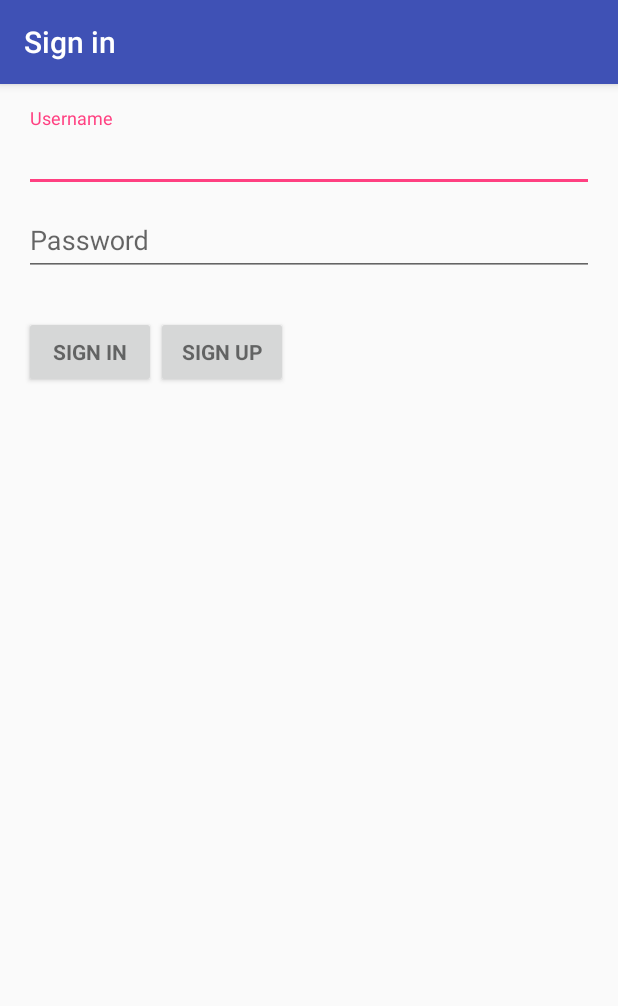
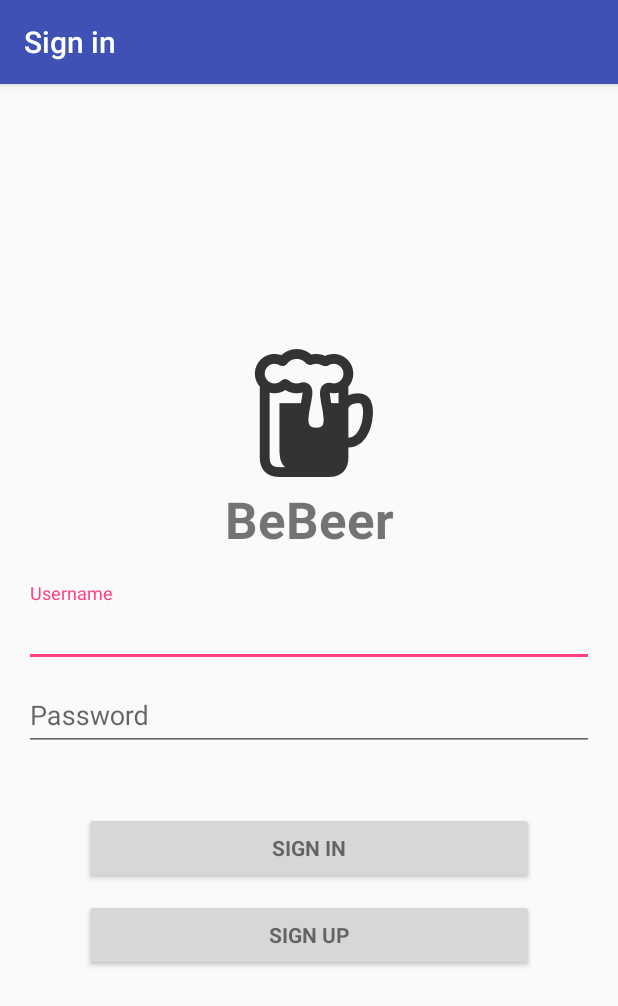
Before and after one commit to MD4/BeBeer, an Android app: the screen it shows after launch (LoginActivity), on a phone screen of 412 x 824 dp. Shown: the top 1006 px of the screen. Run offline under Robolectric (Android 15) with nearby library versions, the light colour scheme and no system bars; libraries missing offline, so code that uses them is left out: com.squareup.okhttp; 5 statements that could not run were skipped.

Commit message:
Updated: login page

```diff
--- a/app/src/main/java/android/epsi/com/bebeer/activities/list/adapters/BeerListItemAdapter.java
+++ b/app/src/main/java/android/epsi/com/bebeer/activities/list/adapters/BeerListItemAdapter.java
@@ -155,7 +155,7 @@ public class BeerListItemAdapter extends RecyclerView.Adapter<BeerItemViewHolder
         holder.getBrewery().setText(beer.getBrewery());
         holder.getCountry().setText(beer.getCountry());
 
-        mApiImageAccessor.displayImageToView(holder.getImage(), beer.getImage());
+        // mApiImageAccessor.displayImageToView(holder.getImage(), beer.getImage());
     }
 
     @Override
@@ -213,6 +213,6 @@ public class BeerListItemAdapter extends RecyclerView.Adapter<BeerItemViewHolder
     @Override
     public void onViewRecycled(BeerItemViewHolder holder) {
         super.onViewRecycled(holder);
-        holder.getImage().setImageBitmap(null);
+        //holder.getImage().setImageBitmap(null);
     }
 }
--- a/app/src/main/res/layout/activity_login.xml
+++ b/app/src/main/res/layout/activity_login.xml
@@ -2,7 +2,7 @@
     xmlns:tools="http://schemas.android.com/tools"
     android:layout_width="match_parent"
     android:layout_height="match_parent"
-    android:gravity="center_horizontal"
+    android:gravity="center_vertical|center_horizontal"
     android:orientation="vertical"
     android:paddingBottom="@dimen/activity_vertical_margin"
     android:paddingLeft="@dimen/activity_horizontal_margin"
@@ -10,14 +10,29 @@
     android:paddingTop="@dimen/activity_vertical_margin"
     tools:context="android.epsi.com.bebeer.activities.account.LoginActivity">
 
+    <ImageView
+        android:layout_width="wrap_content"
+        android:layout_height="wrap_content"
+        android:src="@drawable/beer"/>
+
+    <TextView
+        android:layout_width="match_parent"
+        android:layout_height="wrap_content"
+        android:text="@string/app_name"
+        android:textSize="34sp"
+        android:layout_marginTop="5dp"
+        android:textStyle="bold"
+        android:textAlignment="center"/>
+
     <ScrollView
         android:id="@+id/login_form"
         android:layout_width="match_parent"
-        android:layout_height="match_parent">
+        android:layout_height="wrap_content">
 
         <LinearLayout
             android:id="@+id/user_login_form"
             android:layout_width="match_parent"
+            android:layout_marginTop="20dp"
             android:layout_height="wrap_content"
             android:orientation="vertical">
 
@@ -72,16 +87,19 @@
             </android.support.design.widget.TextInputLayout>
 
             <LinearLayout
-                android:orientation="horizontal"
+                android:orientation="vertical"
                 android:layout_width="match_parent"
-                android:layout_height="match_parent">
+                android:layout_height="match_parent"
+                android:layout_gravity="center_horizontal">
 
                 <Button
                     android:id="@+id/login_back"
                     style="?android:textAppearanceSmall"
                     android:layout_width="wrap_content"
                     android:layout_height="wrap_content"
-                    android:layout_marginTop="16dp"
+                    android:layout_marginLeft="40dp"
+                    android:layout_marginRight="40dp"
+                    android:layout_marginTop="30dp"
                     android:text="@string/login_back"
                     android:visibility="gone"
                     android:textStyle="bold" />
@@ -89,18 +107,22 @@
                 <Button
                     android:id="@+id/login_sign_in"
                     style="?android:textAppearanceSmall"
-                    android:layout_width="wrap_content"
+                    android:layout_width="match_parent"
                     android:layout_height="wrap_content"
-                    android:layout_marginTop="16dp"
+                    android:layout_marginLeft="40dp"
+                    android:layout_marginRight="40dp"
+                    android:layout_marginTop="30dp"
                     android:text="@string/login_sign_in"
                     android:textStyle="bold" />
 
                 <Button
                     android:id="@+id/login_sign_up"
                     style="?android:textAppearanceSmall"
-                    android:layout_width="wrap_content"
+                    android:layout_width="match_parent"
                     android:layout_height="wrap_content"
-                    android:layout_marginTop="16dp"
+                    android:layout_marginLeft="40dp"
+                    android:layout_marginRight="40dp"
+                    android:layout_marginTop="10dp"
                     android:text="@string/login_sign_up"
                     android:textStyle="bold" />
 
```
Also changed, not shown: app/src/main/java/android/epsi/com/bebeer/activities/list/adapters/BeerItemViewHolder.java (+4 -4 lines), app/src/main/res/layout/beer_list_beer_card.xml (+32 -37 lines), app/src/main/res/drawable-hdpi/beer.png (added), app/src/main/res/drawable-mdpi/beer.png (added), app/src/main/res/drawable-xhdpi/beer.png (added), app/src/main/res/drawable-xxhdpi/beer.png (added), app/src/main/res/drawable-xxxhdpi/beer.png (added).
